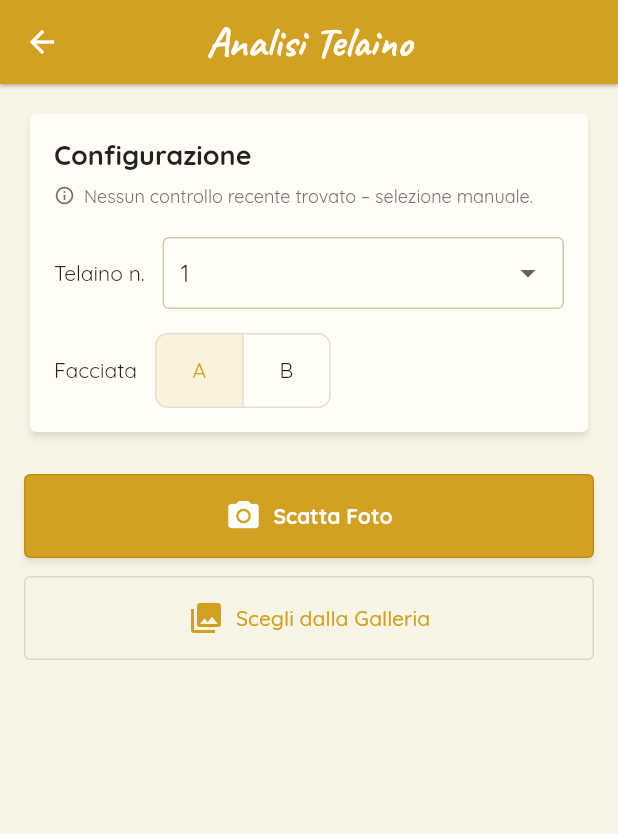
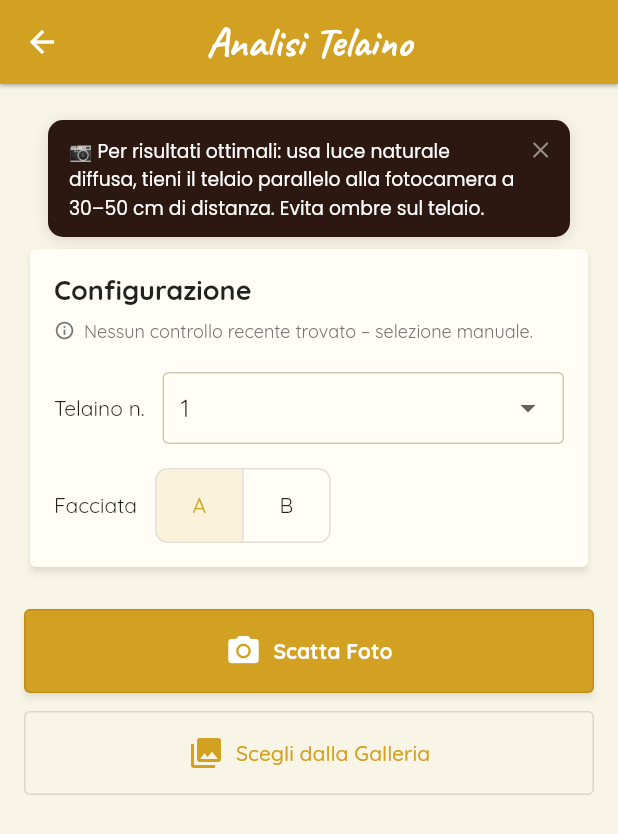
Before and after one commit to MBertoncini/Apiary_app, a Flutter app: the AnalisiTelainoScreen screen opened directly with empty values, on a phone screen of 412 x 824 dp. Shown: the top 834 px of the screen. Run offline on Flutter 3.47's test engine with Material 3 defaults, Android fonts, the phone set to English and light mode, and no system bars; our stand-ins replace audioplayers, connectivity_plus, csv, fl_chart, flutter_image_compress, flutter_local_notifications and 23 more; missing offline and left inert: flutter_background_service, flutter_background_service_android, light, mobile_scanner, tflite_flutter; accounts and stored records are empty; network calls fail.

Commit message:
livello 2+3 tutorial: tooltip contestuali e icone help inline
- ContextualHint widget: banner scuro dismissibile, prima visita via SharedPreferences
- FieldHelpIcon widget: cerchio ? con Dialog on tap, colori design system
- dashboard_screen: ContextualHint prima visita
- controllo_form_screen: ContextualHint + FieldHelpIcon su stato regina
- arnia_form_screen: FieldHelpIcon su tipo arnia (Row label separata)
- analisi_telaino_screen: ContextualHint guida foto in _buildConfigStep

Co-Authored-By: Claude Sonnet 4.6 <noreply@anthropic.com>

```diff
--- a/lib/screens/analisi_telaino/analisi_telaino_screen.dart
+++ b/lib/screens/analisi_telaino/analisi_telaino_screen.dart
@@ -9,6 +9,7 @@ import '../../services/analisi_telaino_service.dart';
 import '../../services/controllo_service.dart';
 import '../../services/api_service.dart';
 import '../../utils/telaini_utils.dart';
+import '../../widgets/contextual_hint.dart';
 
 // ---------------------------------------------------------------------------
 // Data helpers
@@ -454,6 +455,10 @@ class _AnalisiTelainoScreenState extends State<AnalisiTelainoScreen> {
       child: Column(
         crossAxisAlignment: CrossAxisAlignment.stretch,
         children: [
+          ContextualHint(
+            prefKey: 'analisi_telaino_v1',
+            message: '📷 Per risultati ottimali: usa luce naturale diffusa, tieni il telaio parallelo alla fotocamera a 30–50 cm di distanza. Evita ombre sul telaio.',
+          ),
           _buildTelainoCard(),
           const SizedBox(height: 24),
           ElevatedButton.icon(
--- a/lib/screens/dashboard_screen.dart
+++ b/lib/screens/dashboard_screen.dart
@@ -11,6 +11,7 @@ import '../services/chat_service.dart';
 import '../widgets/offline_banner.dart';
 import '../widgets/drawer_widget.dart';
 import '../widgets/bee_joke_bubble.dart';
+import '../widgets/contextual_hint.dart';
 import 'package:flutter_speed_dial/flutter_speed_dial.dart';
 import '../screens/mobile_scanner_wrapper_screen.dart';
 import '../screens/chat_screen.dart';
@@ -1841,6 +1842,10 @@ class _DashboardScreenState extends State<DashboardScreen> {
                 child: Column(
                   crossAxisAlignment: CrossAxisAlignment.start,
                   children: [
+                    ContextualHint(
+                      prefKey: 'dashboard_v1',
+                      message: '👋 Qui trovi il riepilogo di tutte le attività — arnie, controlli recenti e raccolti. Tocca una sezione per entrare.',
+                    ),
                     // Header con benvenuto e fumetto per freddure
                     Padding(
                       padding: const EdgeInsets.symmetric(horizontal: 16.0),
--- /dev/null
+++ b/lib/widgets/contextual_hint.dart
@@ -0,0 +1,82 @@
+import 'package:flutter/material.dart';
+import 'package:google_fonts/google_fonts.dart';
+import 'package:shared_preferences/shared_preferences.dart';
+
+/// Shows a dismissible hint banner the first time a screen is visited.
+/// Tracks shown state in SharedPreferences.
+/// Usage: place ContextualHint(key: 'dashboard_v1', message: '...')
+///        at the top of a ListView or Column.
+class ContextualHint extends StatefulWidget {
+  final String prefKey;
+  final String message;
+
+  const ContextualHint({
+    super.key,
+    required this.prefKey,
+    required this.message,
+  });
+
+  @override
+  State<ContextualHint> createState() => _ContextualHintState();
+}
+
+class _ContextualHintState extends State<ContextualHint> {
+  bool _visible = false;
+
+  static const Color _dark = Color(0xFF2C1810);
+
+  @override
+  void initState() {
+    super.initState();
+    _checkShouldShow();
+  }
+
+  Future<void> _checkShouldShow() async {
+    final prefs = await SharedPreferences.getInstance();
+    final shown = prefs.getBool('hint_${widget.prefKey}') ?? false;
+    if (!shown && mounted) {
+      setState(() => _visible = true);
+    }
+  }
+
+  Future<void> _dismiss() async {
+    final prefs = await SharedPreferences.getInstance();
+    await prefs.setBool('hint_${widget.prefKey}', true);
+    if (mounted) setState(() => _visible = false);
+  }
+
+  @override
+  Widget build(BuildContext context) {
+    if (!_visible) return const SizedBox.shrink();
+
+    return AnimatedSlide(
+      offset: Offset.zero,
+      duration: const Duration(milliseconds: 350),
+      child: Container(
+        margin: const EdgeInsets.fromLTRB(16, 8, 16, 4),
+        padding: const EdgeInsets.symmetric(horizontal: 14, vertical: 10),
+        decoration: BoxDecoration(
+          color: _dark,
+          borderRadius: BorderRadius.circular(10),
+          boxShadow: [BoxShadow(color: Colors.black.withOpacity(0.12), blurRadius: 8, offset: const Offset(0, 2))],
+        ),
+        child: Row(
+          crossAxisAlignment: CrossAxisAlignment.start,
+          children: [
+            Expanded(
+              child: Text(
+                widget.message,
+                style: GoogleFonts.poppins(fontSize: 12.5, color: Colors.white, height: 1.5),
+              ),
+            ),
+            const SizedBox(width: 8),
+            GestureDetector(
+              onTap: _dismiss,
+              child: Text('✕', style: GoogleFonts.poppins(color: Colors.white54, fontSize: 13)),
+            ),
+          ],
+        ),
+      ),
+    );
+  }
+}
```
Also changed, not shown: lib/screens/arnia/arnia_form_screen.dart (+19 -1 lines), lib/screens/controllo/controllo_form_screen.dart (+7 -0 lines), lib/widgets/field_help_icon.dart (added, +77 -0 lines).
